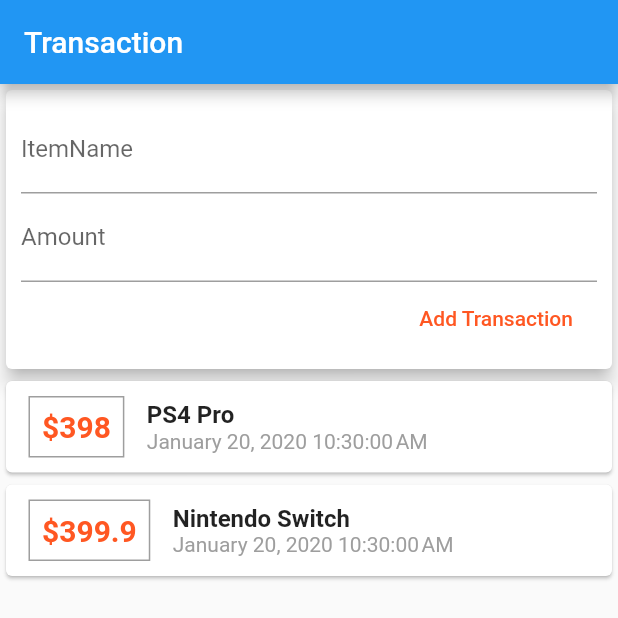
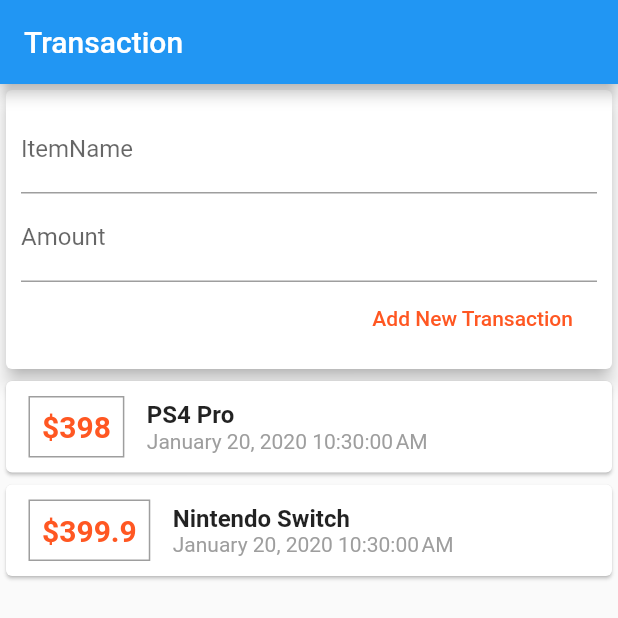
Before and after one commit to ImBeemoX/flutter-personal-expenses, a Flutter app: the screen it shows after launch, on a phone screen of 412 x 824 dp, the top half of it. Run offline on Flutter 3.47's test engine with Material 2 defaults, Android fonts, the phone set to English and light mode, and no system bars.

Commit message:
update button text

```diff
--- a/lib/main.dart
+++ b/lib/main.dart
@@ -53,7 +53,7 @@ class MyHomePage extends State {
                     },
                   ),
                   FlatButton(
-                    child: Text('Add Transaction'),
+                    child: Text('Add New Transaction'),
                     textColor: Colors.deepOrange,
                     onPressed: () {
                       setState(() {
```
